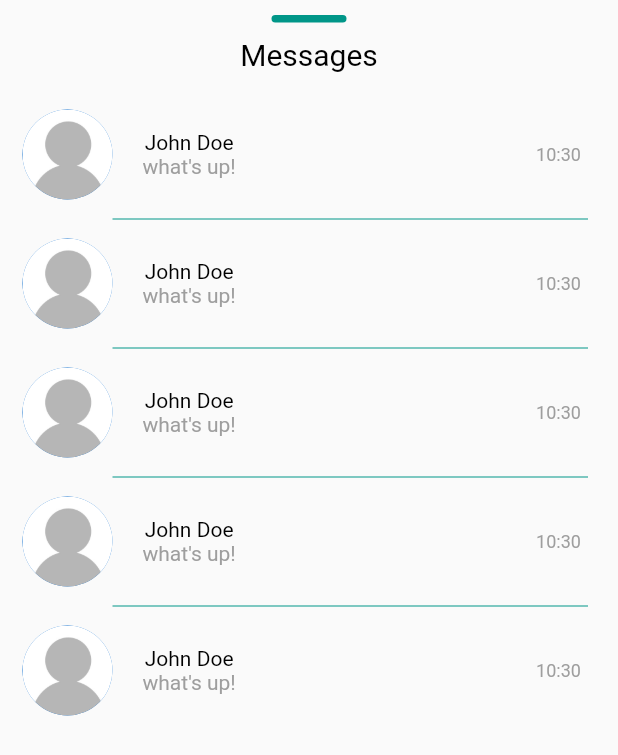
After one commit to lvinist/messio-chat, a Flutter app: the ConverstationBottomSheet screen opened directly, on a phone screen of 412 x 824 dp. The commit adds this screen. Shown: the top 755 px of the screen. Run offline on Flutter 3.47's test engine with Material 2 defaults, Android fonts, the phone set to English and light mode, and no system bars.

Commit message:
added bottomsheet with chatlist

```diff
--- a/lib/config/pallete.dart
+++ b/lib/config/pallete.dart
@@ -14,4 +14,5 @@ class Pallete {
   static Color otherMessageColor = Color(0xff3f3f3f);
 
   static Color grey = Colors.grey;
+  static Color accentColor = Colors.teal;
 }
--- /dev/null
+++ b/lib/config/styles.dart
@@ -0,0 +1,20 @@
+import 'package:flutter/material.dart';
+import 'pallete.dart';
+
+class Styles {
+  static TextStyle textHeading = TextStyle(
+    color: Pallete.primaryTextColorlight,
+    fontSize: 20,
+  );
+  static TextStyle subHeading = TextStyle(
+    color: Pallete.primaryTextColorlight,
+    fontSize: 14,
+  );
+  static TextStyle subText = TextStyle(
+    color: Pallete.grey,
+  );
+  static TextStyle date = TextStyle(
+    color: Pallete.grey,
+    fontSize: 12,
+  );
+}
--- /dev/null
+++ b/lib/pages/converstationBottomSheet.dart
@@ -0,0 +1,52 @@
+import 'package:flutter/material.dart';
+import 'package:messio/config/pallete.dart';
+import 'package:messio/config/styles.dart';
+import 'package:messio/widget/chatRowWidget.dart';
+import 'package:messio/widget/navigationPill.dart';
+
+class ConverstationBottomSheet extends StatefulWidget {
+  ConverstationBottomSheet({Key key}) : super(key: key);
+
+  @override
+  _ConverstationBottomSheetState createState() =>
+      _ConverstationBottomSheetState();
+}
+
+class _ConverstationBottomSheetState extends State<ConverstationBottomSheet> {
+  @override
+  Widget build(BuildContext context) {
+    return Container(
+      child: Material(
+        child: Scaffold(
+          body: ListView(
+            children: [
+              NavigationPill(),
+              Center(
+                child: Text(
+                  'Messages',
+                  style: Styles.textHeading,
+                ),
+              ),
+              SizedBox(
+                height: 20,
+              ),
+              ListView.separated(
+                  shrinkWrap: true,
+                  physics: ClampingScrollPhysics(),
+                  itemBuilder: (context, index) {
+                    return ChatRowWidget();
+                  },
+                  separatorBuilder: (context, index) => Padding(
+                        padding: EdgeInsets.only(left: 75, right: 20),
+                        child: Divider(
+                          color: Pallete.accentColor,
+                        ),
+                      ),
+                  itemCount: 5)
+            ],
+          ),
+        ),
+      ),
+    );
+  }
+}
--- a/lib/pages/converstationPages.dart
+++ b/lib/pages/converstationPages.dart
@@ -1,4 +1,5 @@
 import 'package:flutter/material.dart';
+import 'package:messio/pages/converstationBottomSheet.dart';
 import 'package:messio/widget/chatAppBar.dart';
 import 'package:messio/widget/chatListWidget.dart';
 import 'package:messio/widget/inputWidget.dart';
@@ -11,17 +12,30 @@ class ConverstationPages extends StatefulWidget {
 }
 
 class _ConverstationPagesState extends State<ConverstationPages> {
+  final GlobalKey<ScaffoldState> _scaffoldKey = new GlobalKey<ScaffoldState>();
+
   @override
   Widget build(BuildContext context) {
     return Container(
       child: Scaffold(
+        key: _scaffoldKey,
         appBar: ChatAppBar(),
         body: Stack(
           children: [
             Column(
               children: <Widget>[
                 ChatListWidget(),
-                InputWidget(),
+                GestureDetector(
+                  child: InputWidget(),
+                  onPanUpdate: (details) {
+                    if (details.delta.dy < 0) {
+                      _scaffoldKey.currentState
+                          .showBottomSheet<Null>((BuildContext context) {
+                        return ConverstationBottomSheet();
+                      });
+                    }
+                  },
+                )
               ],
             ),
           ],
--- /dev/null
+++ b/lib/widget/chatRowWidget.dart
@@ -0,0 +1,56 @@
+import 'package:flutter/material.dart';
+import 'package:messio/config/assets.dart';
+import 'package:messio/config/styles.dart';
+import 'package:intl/intl.dart';
+
+class ChatRowWidget extends StatelessWidget {
+  @override
+  Widget build(BuildContext context) {
+    return Container(
+      padding: EdgeInsets.fromLTRB(15, 5, 0, 5),
+      child: Row(
+        children: <Widget>[
+          Expanded(
+            flex: 8,
+            child: Row(
+              mainAxisSize: MainAxisSize.max,
+              children: [
+                CircleAvatar(
+                  radius: 30,
+                  backgroundImage: Image.asset(Assets.user).image,
+                ),
+                SizedBox(
+                  width: 20,
+                ),
+                Column(
+                  children: [
+                    Text(
+                      'John Doe',
+                      style: Styles.subHeading,
+                    ),
+                    Text(
+                      'what\'s up!',
+                      style: Styles.subText,
+                    )
+                  ],
+                )
+              ],
+            ),
+          ),
+          Expanded(
+              flex: 2,
+              child: Column(
+                mainAxisSize: MainAxisSize.max,
+                mainAxisAlignment: MainAxisAlignment.start,
+                children: [
+                  Text(
+                    DateFormat('kk:mm').format(DateTime.now()),
+                    style: Styles.date,
+                  ),
+                ],
+              )),
+        ],
+      ),
+    );
+  }
+}
--- /dev/null
+++ b/lib/widget/navigationPill.dart
@@ -0,0 +1,36 @@
+import 'package:flutter/material.dart';
+import 'package:messio/config/pallete.dart';
+
+class NavigationPill extends StatelessWidget {
+  @override
+  Widget build(BuildContext context) {
+    return Container(
+      child: Container(
+        child: Column(
+          mainAxisAlignment: MainAxisAlignment.center,
+          crossAxisAlignment: CrossAxisAlignment.stretch,
+          children: [
+            Container(
+              child: Center(
+                child: Wrap(
+                  children: [
+                    Container(
+                      width: 50,
+                      margin: EdgeInsets.symmetric(vertical: 10),
+                      height: 5,
+                      decoration: BoxDecoration(
+                        color: Pallete.accentColor,
+                        shape: BoxShape.rectangle,
+                        borderRadius: BorderRadius.circular(8),
+                      ),
+                    )
+                  ],
+                ),
+              ),
+            )
+          ],
+        ),
+      ),
+    );
+  }
+}
```
